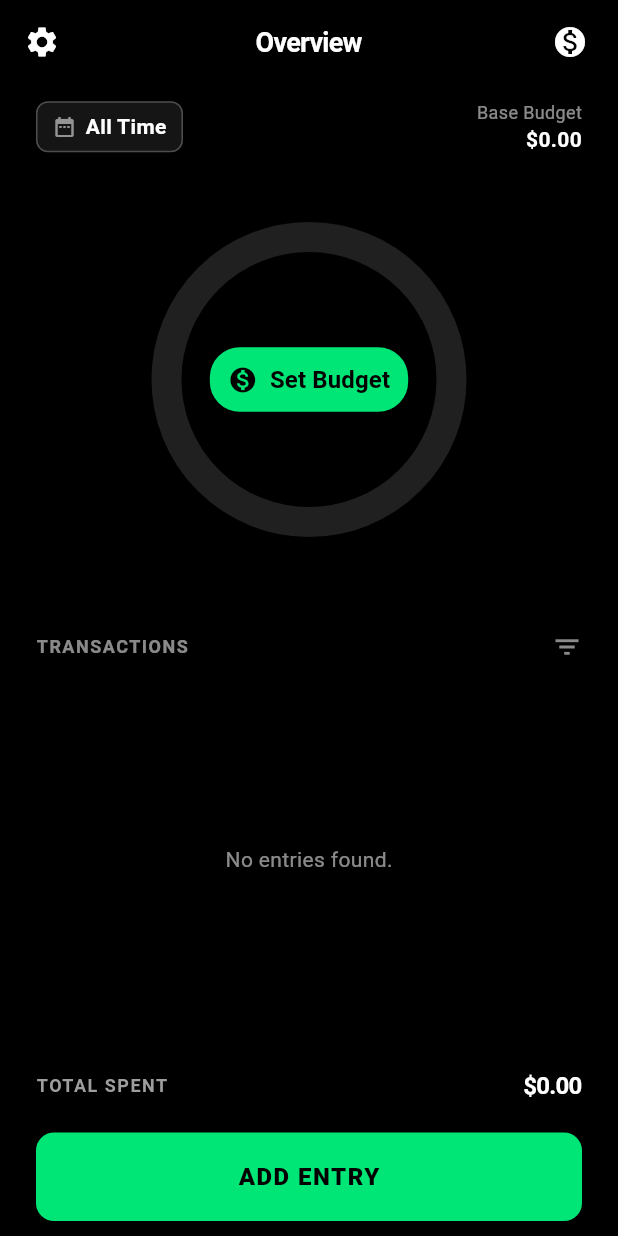
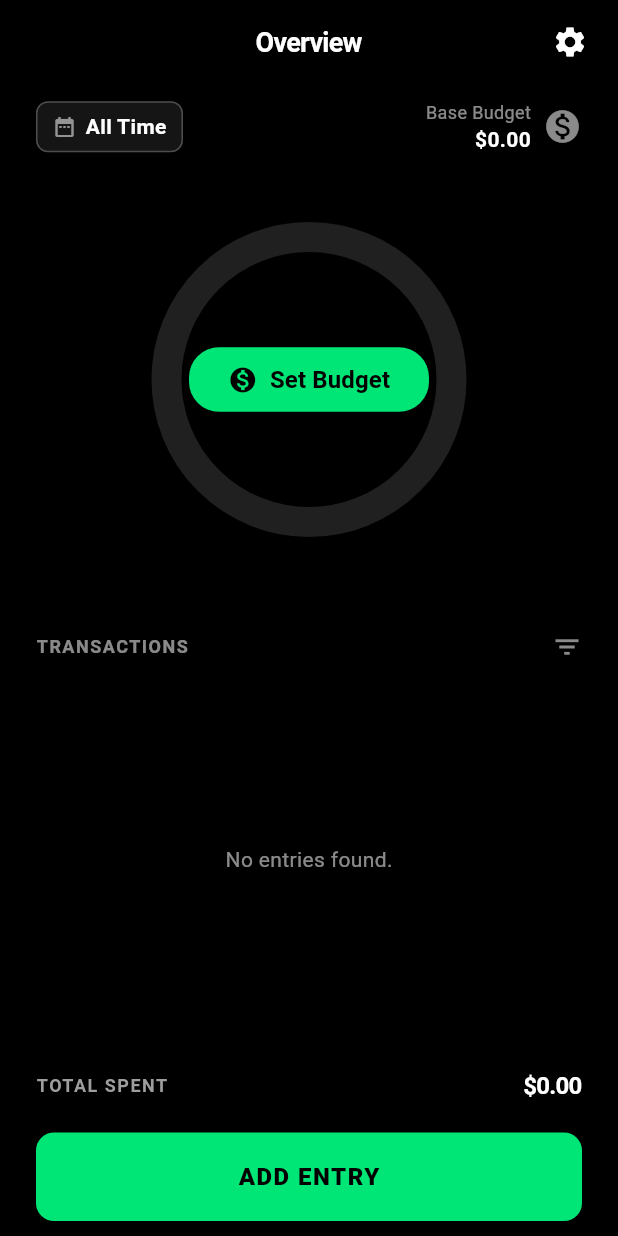
Before and after one commit to AashAppakonam/budgetingApp, a Flutter app: the screen it shows after launch, on a phone screen of 412 x 824 dp. Run offline on Flutter 3.47's test engine with Material 3 defaults, Android fonts, the phone set to English and light mode, and no system bars; our stand-ins replace csv, file_picker, flutter_colorpicker, shared_preferences.

Commit message:
Refactor Set Budget UI and improve pie chart text scaling
- Updated UI Layout: Moved the "Settings" icon to the right side of the AppBar and relocated the "Set Budget" trigger to sit next to the "Base Budget" section.
- Enhanced Clickability: Wrapped the "Base Budget" text and its new, larger monetization_on icon in a GestureDetector so the entire area is pressable to open the Set Budget dialog.
- Improved Empty State: Added the monetization_on icon to the "Set Budget" elevated button inside the pie chart for a better visual cue when no budget is set.
-  Responsive Chart Text: Wrapped the "Remaining" budget text inside the pie chart with a FittedBox and a constrained SizedBox (width 160) to ensure the text automatically scales down and always stays inside the ring, preventing overlap.

Type: Improvement

```diff
--- a/lib/screens/main_screen.dart
+++ b/lib/screens/main_screen.dart
@@ -179,19 +179,14 @@
   Widget build(BuildContext context) {
     return Scaffold(
       appBar: AppBar(
-        leading: IconButton(
-          icon: const Icon(Icons.settings),
-          onPressed: () => Navigator.push(context, MaterialPageRoute(builder: (context) => const SettingsScreen())),
-          tooltip: 'Settings',
-        ),
         title: const Text('Overview'),
         backgroundColor: Colors.transparent,
         elevation: 0,
         actions: [
           IconButton(
-            icon: const Icon(Icons.monetization_on),
-            onPressed: () => _showBudgetDialog(context),
-            tooltip: 'Set Budget',
+            icon: const Icon(Icons.settings),
+            onPressed: () => Navigator.push(context, MaterialPageRoute(builder: (context) => const SettingsScreen())),
+            tooltip: 'Settings',
           ),
           const SizedBox(width: 8),
         ],
@@ -277,12 +272,22 @@
                         ),
                       ),
                     ),
+                    GestureDetector(
+                      onTap: () => _showBudgetDialog(context),
+                      behavior: HitTestBehavior.opaque,
+                      child: Row(
+                        children: [
                           Column(
                             crossAxisAlignment: CrossAxisAlignment.end,
                             children: [
                               Text('Base Budget', style: TextStyle(color: hintColor, fontSize: 12, fontWeight: FontWeight.normal)),
                               Text('${budgetState.currencySymbol}${budgetState.totalBudget.toStringAsFixed(2)}', style: TextStyle(fontSize: 14, fontWeight: FontWeight.w600, color: textColor)),
                             ],
+                          ),
+                          const SizedBox(width: 8),
+                          Icon(Icons.monetization_on, color: hintColor, size: 26),
+                        ],
+                      ),
                     ),
                   ],
                 ),
@@ -299,6 +304,8 @@
                       total: budgetState.totalBudget + budgetState.totalIncome,
                     ),
                     child: Center(
+                      child: SizedBox(
+                        width: 160,
                         child: budgetState.totalBudget == 0
                             ? ElevatedButton.icon(
                                 style: ElevatedButton.styleFrom(
@@ -317,7 +324,11 @@
                                 children: [
                                   Text('Remaining', style: TextStyle(color: hintColor, fontSize: 14, letterSpacing: 1.0)),
                                   const SizedBox(height: 4),
-                                Text(
+                                  Padding(
+                                    padding: const EdgeInsets.symmetric(horizontal: 16.0),
+                                    child: FittedBox(
+                                      fit: BoxFit.scaleDown,
+                                      child: Text(
                                         '${budgetState.currencySymbol}${budgetState.remainingBudget.toStringAsFixed(2)}',
                                         style: TextStyle(
                                           fontSize: 36,
@@ -328,7 +339,10 @@
                                               : Colors.redAccent,
                                         ),
                                       ),
+                                    ),
+                                  ),
                                 ],
+                              ),
                       ),
                     ),
                   ),
```
Lines whose indentation alone changed are shown as unchanged.
